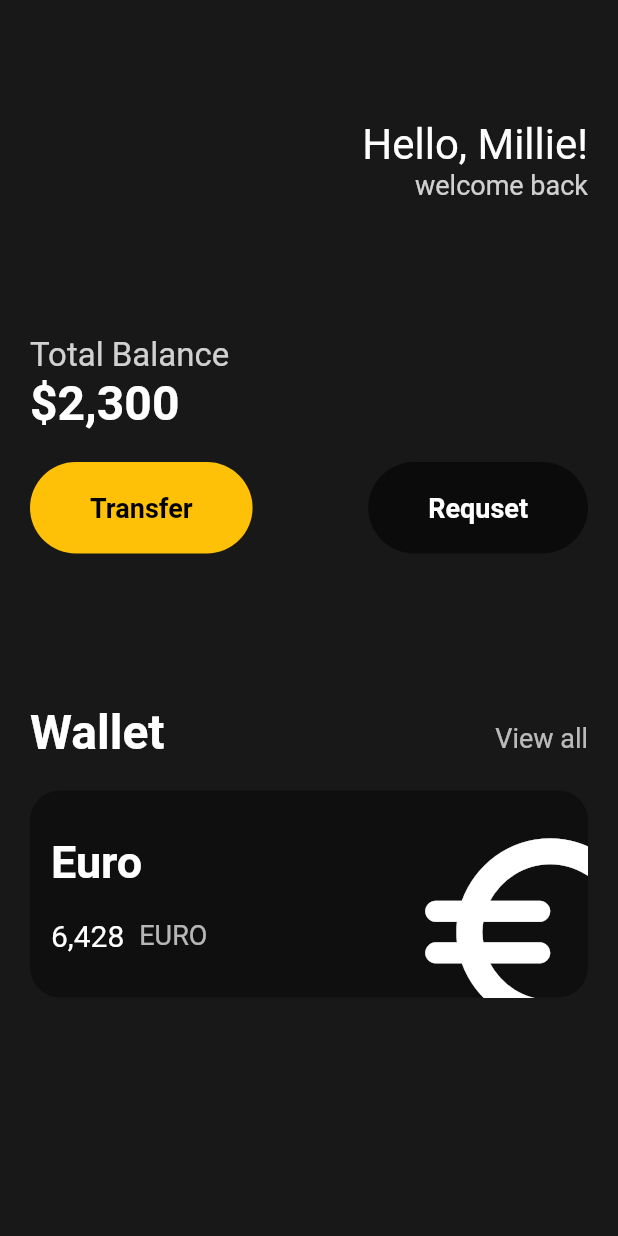
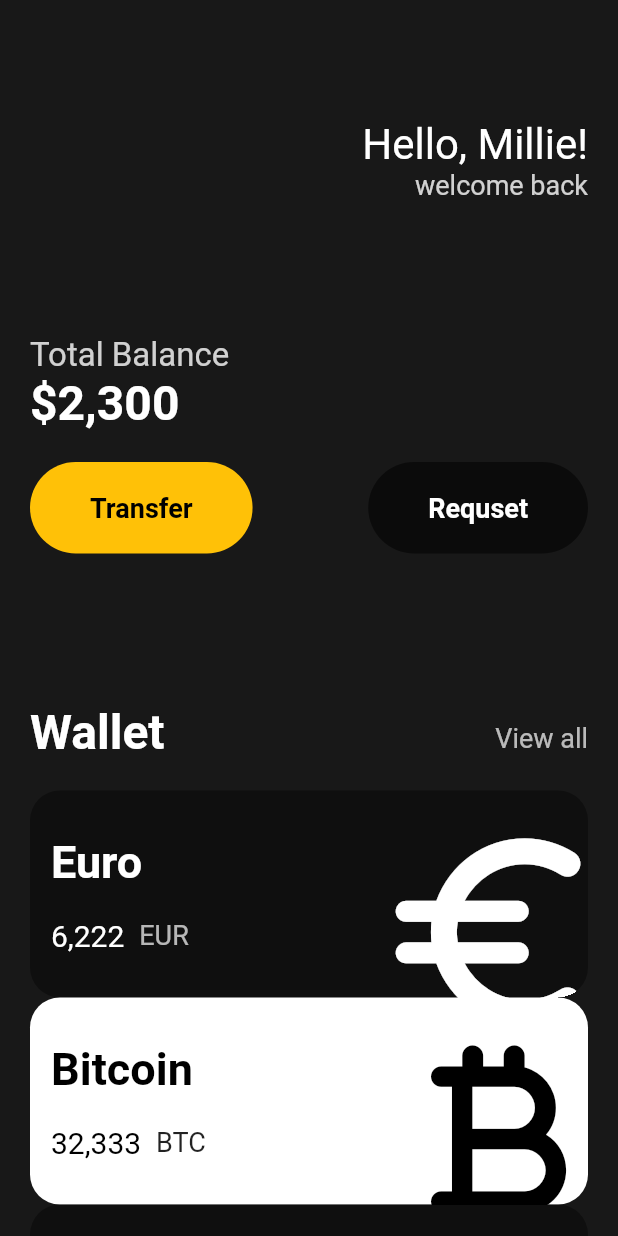
Before and after one commit to milliekang/toonflix, a Flutter app: the screen it shows after launch, on a phone screen of 412 x 824 dp. Run offline on Flutter 3.47's test engine with Material 2 defaults, Android fonts, the phone set to English and light mode, and no system bars.

Commit message:
reusable cards

```diff
--- a/lib/main.dart
+++ b/lib/main.dart
@@ -1,5 +1,6 @@
 import 'package:flutter/material.dart';
 import 'package:toonflix/widget/Button.dart';
+import 'package:toonflix/widget/CurrencyCard.dart';
 
 void main() {
   runApp(const MyApp());
@@ -16,7 +17,8 @@ class MyApp extends StatelessWidget {
       home: Scaffold(
         // custom color
         backgroundColor: const Color(0xFF181818),
-        body: Padding(
+        body: SingleChildScrollView(
+          child: Padding(
             padding: const EdgeInsets.symmetric(horizontal: 20),
             child: Column(
               crossAxisAlignment: CrossAxisAlignment.start,
@@ -106,71 +108,29 @@ class MyApp extends StatelessWidget {
                 const SizedBox(
                   height: 20,
                 ),
-              Container(
-                clipBehavior: Clip.hardEdge,
-                decoration: BoxDecoration(
-                  color: Colors.black38,
-                  borderRadius: BorderRadius.circular(20),
+                const CurrencyCard(
+                  isInverted: false,
+                  name: 'Euro',
+                  code: 'EUR',
+                  amount: '6,222',
+                  icon: Icons.euro_rounded,
                 ),
-                child: Padding(
-                  padding: const EdgeInsets.symmetric(
-                    horizontal: 14,
-                    vertical: 20,
+                const CurrencyCard(
+                  isInverted: true,
+                  name: 'Bitcoin',
+                  code: 'BTC',
+                  amount: '32,333',
+                  icon: Icons.currency_bitcoin_rounded,
                 ),
-                  child: Row(
-                    mainAxisAlignment: MainAxisAlignment.spaceBetween,
-                    children: [
-                      Column(
-                        crossAxisAlignment: CrossAxisAlignment.start,
-                        children: [
-                          const Text(
-                            'Euro',
-                            style: TextStyle(
-                              color: Colors.white,
-                              fontSize: 30,
-                              fontWeight: FontWeight.w600,
-                            ),
-                          ),
-                          const SizedBox(
-                            height: 20,
-                          ),
-                          Row(
-                            children: const [
-                              Text(
-                                '6,428',
-                                style: TextStyle(
-                                    color: Colors.white, fontSize: 20),
-                              ),
-                              SizedBox(
-                                width: 10,
-                              ),
-                              Text(
-                                'EURO',
-                                style: TextStyle(
-                                  color: Colors.white70,
-                                  fontSize: 18,
-                                ),
-                              )
-                            ],
+                const CurrencyCard(
+                  isInverted: false,
+                  name: 'Dollar',
+                  code: 'USD',
+                  amount: '6,222',
+                  icon: Icons.money_off_rounded,
                 ),
               ],
             ),
-                      Transform.scale(
-                        scale: 1.7,
-                        child: Transform.translate(
-                          offset: const Offset(10, 15),
-                          child: const Icon(
-                            Icons.euro_symbol_rounded,
-                            color: Colors.white,
-                            size: 98,
-                          ),
-                        ),
-                      )
-                    ],
-                  ),
-                ),
-              )
-            ],
           ),
         ),
       ),
--- /dev/null
+++ b/lib/widget/CurrencyCard.dart
@@ -0,0 +1,85 @@
+import 'package:flutter/material.dart';
+
+class CurrencyCard extends StatelessWidget {
+  final String name, code, amount;
+  final IconData icon;
+  final bool isInverted;
+
+  const CurrencyCard({
+    super.key,
+    required this.name,
+    required this.code,
+    required this.amount,
+    required this.icon,
+    required this.isInverted,
+  });
+
+  @override
+  Widget build(BuildContext context) {
+    return (Container(
+      clipBehavior: Clip.hardEdge,
+      decoration: BoxDecoration(
+        color: isInverted ? Colors.white : Colors.black38,
+        borderRadius: BorderRadius.circular(20),
+      ),
+      child: Padding(
+        padding: const EdgeInsets.symmetric(
+          horizontal: 14,
+          vertical: 20,
+        ),
+        child: Row(
+          mainAxisAlignment: MainAxisAlignment.spaceBetween,
+          children: [
+            Column(
+              crossAxisAlignment: CrossAxisAlignment.start,
+              children: [
+                Text(
+                  name,
+                  style: TextStyle(
+                    color: isInverted ? Colors.black : Colors.white,
+                    fontSize: 30,
+                    fontWeight: FontWeight.w600,
+                  ),
+                ),
+                const SizedBox(
+                  height: 20,
+                ),
+                Row(
+                  children: [
+                    Text(
+                      amount,
+                      style: TextStyle(
+                          color: isInverted ? Colors.black : Colors.white,
+                          fontSize: 20),
+                    ),
+                    const SizedBox(
+                      width: 10,
+                    ),
+                    Text(
+                      code,
+                      style: TextStyle(
+                        color: isInverted ? Colors.black87 : Colors.white70,
+                        fontSize: 18,
+                      ),
+                    )
+                  ],
+                ),
+              ],
+            ),
+            Transform.scale(
+              scale: 1.7,
+              child: Transform.translate(
+                offset: const Offset(0, 15),
+                child: Icon(
+                  icon,
+                  color: isInverted ? Colors.black : Colors.white,
+                  size: 98,
+                ),
+              ),
+            )
+          ],
+        ),
+      ),
+    ));
+  }
+}
```
Lines whose indentation alone changed are shown as unchanged.
